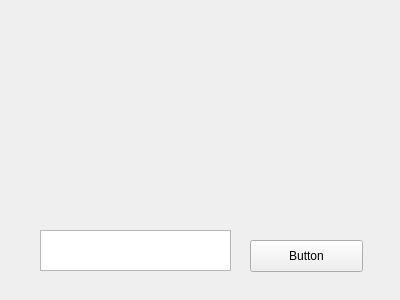
This is ntiss.ui in ezreal-org/XcodeGo as Qt 5 draws it before an edit. The edited form follows.
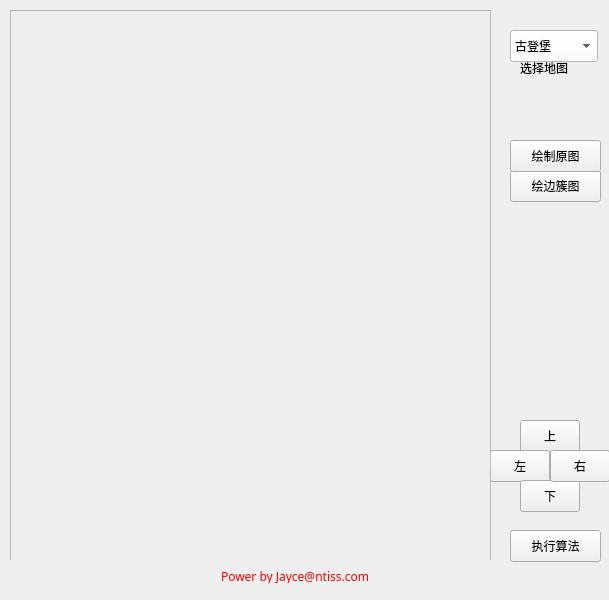
This is the edited form. Custom widgets are drawn as their Qt base class.

Patch:
```diff
--- a/ntiss.ui
+++ b/ntiss.ui
@@ -6,58 +6,1089 @@
    <rect>
     <x>0</x>
     <y>0</y>
-    <width>400</width>
-    <height>300</height>
+    <width>609</width>
+    <height>600</height>
    </rect>
   </property>
+  <property name="palette">
+   <palette>
+    <active>
+     <colorrole role="Text">
+      <brush brushstyle="SolidPattern">
+       <color alpha="255">
+        <red>255</red>
+        <green>0</green>
+        <blue>0</blue>
+       </color>
+      </brush>
+     </colorrole>
+    </active>
+    <inactive>
+     <colorrole role="Text">
+      <brush brushstyle="SolidPattern">
+       <color alpha="255">
+        <red>255</red>
+        <green>0</green>
+        <blue>0</blue>
+       </color>
+      </brush>
+     </colorrole>
+    </inactive>
+    <disabled>
+     <colorrole role="Text">
+      <brush brushstyle="SolidPattern">
+       <color alpha="255">
+        <red>127</red>
+        <green>127</green>
+        <blue>127</blue>
+       </color>
+      </brush>
+     </colorrole>
+    </disabled>
+   </palette>
+  </property>
   <property name="windowTitle">
-   <string>ntiss</string>
+   <string>graph_simulator</string>
+  </property>
+  <property name="toolButtonStyle">
+   <enum>Qt::ToolButtonTextOnly</enum>
+  </property>
+  <property name="tabShape">
+   <enum>QTabWidget::Rounded</enum>
   </property>
   <widget class="QWidget" name="centralWidget">
    <widget class="QPushButton" name="pushButton">
     <property name="geometry">
      <rect>
-      <x>250</x>
-      <y>240</y>
-      <width>113</width>
+      <x>510</x>
+      <y>530</y>
+      <width>91</width>
       <height>32</height>
      </rect>
     </property>
     <property name="text">
-     <string>Button</string>
+     <string>执行算法</string>
     </property>
    </widget>
-   <widget class="QPlainTextEdit" name="plainTextEdit">
+   <widget class="Frame_Painter" name="widget">
     <property name="geometry">
      <rect>
-      <x>40</x>
-      <y>230</y>
-      <width>191</width>
-      <height>41</height>
+      <x>10</x>
+      <y>10</y>
+      <width>481</width>
+      <height>550</height>
      </rect>
     </property>
-    <property name="verticalScrollBarPolicy">
-     <enum>Qt::ScrollBarAlwaysOff</enum>
+    <property name="frameShape">
+     <enum>QFrame::NoFrame</enum>
     </property>
+    <property name="frameShadow">
+     <enum>QFrame::Plain</enum>
+    </property>
+    <property name="midLineWidth">
+     <number>1</number>
+    </property>
+    <widget class="QFrame" name="widget_2">
+     <property name="geometry">
+      <rect>
+       <x>0</x>
+       <y>0</y>
+       <width>481</width>
+       <height>551</height>
+      </rect>
+     </property>
+     <property name="frameShape">
+      <enum>QFrame::StyledPanel</enum>
+     </property>
+     <property name="frameShadow">
+      <enum>QFrame::Plain</enum>
+     </property>
+     <property name="midLineWidth">
+      <number>1</number>
+     </property>
+    </widget>
    </widget>
-   <widget class="Widget_Painter" name="widget" native="true">
+   <widget class="QPushButton" name="pushButton_6">
     <property name="geometry">
      <rect>
-      <x>29</x>
-      <y>19</y>
-      <width>341</width>
-      <height>191</height>
+      <x>520</x>
+      <y>420</y>
+      <width>60</width>
+      <height>32</height>
      </rect>
     </property>
+    <property name="text">
+     <string>上</string>
+    </property>
    </widget>
+   <widget class="QPushButton" name="pushButton_7">
+    <property name="geometry">
+     <rect>
+      <x>490</x>
+      <y>450</y>
+      <width>60</width>
+      <height>32</height>
+     </rect>
+    </property>
+    <property name="text">
+     <string>左</string>
+    </property>
+   </widget>
+   <widget class="QPushButton" name="pushButton_2">
+    <property name="geometry">
+     <rect>
+      <x>520</x>
+      <y>480</y>
+      <width>60</width>
+      <height>32</height>
+     </rect>
+    </property>
+    <property name="text">
+     <string>下</string>
+    </property>
+   </widget>
+   <widget class="QPushButton" name="pushButton_3">
+    <property name="geometry">
+     <rect>
+      <x>550</x>
+      <y>450</y>
+      <width>60</width>
+      <height>32</height>
+     </rect>
+    </property>
+    <property name="text">
+     <string>右</string>
+    </property>
+   </widget>
+   <widget class="QPushButton" name="btn_draw_ec">
+    <property name="geometry">
+     <rect>
+      <x>510</x>
+      <y>170</y>
+      <width>91</width>
+      <height>32</height>
+     </rect>
+    </property>
+    <property name="text">
+     <string>绘边簇图</string>
+    </property>
+   </widget>
+   <widget class="QPushButton" name="btn_draw_src">
+    <property name="geometry">
+     <rect>
+      <x>510</x>
+      <y>140</y>
+      <width>91</width>
+      <height>32</height>
+     </rect>
+    </property>
+    <property name="text">
+     <string>绘制原图</string>
+    </property>
+   </widget>
+   <widget class="QComboBox" name="comboBox">
+    <property name="geometry">
+     <rect>
+      <x>510</x>
+      <y>30</y>
+      <width>88</width>
+      <height>32</height>
+     </rect>
+    </property>
+    <property name="palette">
+     <palette>
+      <active>
+       <colorrole role="WindowText">
+        <brush brushstyle="SolidPattern">
+         <color alpha="255">
+          <red>0</red>
+          <green>0</green>
+          <blue>0</blue>
+         </color>
+        </brush>
+       </colorrole>
+       <colorrole role="Button">
+        <brush brushstyle="SolidPattern">
+         <color alpha="255">
+          <red>255</red>
+          <green>255</green>
+          <blue>255</blue>
+         </color>
+        </brush>
+       </colorrole>
+       <colorrole role="Light">
+        <brush brushstyle="SolidPattern">
+         <color alpha="255">
+          <red>255</red>
+          <green>255</green>
+          <blue>255</blue>
+         </color>
+        </brush>
+       </colorrole>
+       <colorrole role="Midlight">
+        <brush brushstyle="SolidPattern">
+         <color alpha="255">
+          <red>255</red>
+          <green>255</green>
+          <blue>255</blue>
+         </color>
+        </brush>
+       </colorrole>
+       <colorrole role="Dark">
+        <brush brushstyle="SolidPattern">
+         <color alpha="255">
+          <red>127</red>
+          <green>127</green>
+          <blue>127</blue>
+         </color>
+        </brush>
+       </colorrole>
+       <colorrole role="Mid">
+        <brush brushstyle="SolidPattern">
+         <color alpha="255">
+          <red>170</red>
+          <green>170</green>
+          <blue>170</blue>
+         </color>
+        </brush>
+       </colorrole>
+       <colorrole role="Text">
+        <brush brushstyle="SolidPattern">
+         <color alpha="255">
+          <red>0</red>
+          <green>0</green>
+          <blue>0</blue>
+         </color>
+        </brush>
+       </colorrole>
+       <colorrole role="BrightText">
+        <brush brushstyle="SolidPattern">
+         <color alpha="255">
+          <red>255</red>
+          <green>255</green>
+          <blue>255</blue>
+         </color>
+        </brush>
+       </colorrole>
+       <colorrole role="ButtonText">
+        <brush brushstyle="SolidPattern">
+         <color alpha="255">
+          <red>0</red>
+          <green>0</green>
+          <blue>0</blue>
+         </color>
+        </brush>
+       </colorrole>
+       <colorrole role="Base">
+        <brush brushstyle="SolidPattern">
+         <color alpha="255">
+          <red>255</red>
+          <green>255</green>
+          <blue>255</blue>
+         </color>
+        </brush>
+       </colorrole>
+       <colorrole role="Window">
+        <brush brushstyle="SolidPattern">
+         <color alpha="255">
+          <red>255</red>
+          <green>255</green>
+          <blue>255</blue>
+         </color>
+        </brush>
+       </colorrole>
+       <colorrole role="Shadow">
+        <brush brushstyle="SolidPattern">
+         <color alpha="255">
+          <red>0</red>
+          <green>0</green>
+          <blue>0</blue>
+         </color>
+        </brush>
+       </colorrole>
+       <colorrole role="AlternateBase">
+        <brush brushstyle="SolidPattern">
+         <color alpha="255">
+          <red>255</red>
+          <green>255</green>
+          <blue>255</blue>
+         </color>
+        </brush>
+       </colorrole>
+       <colorrole role="ToolTipBase">
+        <brush brushstyle="SolidPattern">
+         <color alpha="255">
+          <red>255</red>
+          <green>255</green>
+          <blue>220</blue>
+         </color>
+        </brush>
+       </colorrole>
+       <colorrole role="ToolTipText">
+        <brush brushstyle="SolidPattern">
+         <color alpha="255">
+          <red>0</red>
+          <green>0</green>
+          <blue>0</blue>
+         </color>
+        </brush>
+       </colorrole>
+      </active>
+      <inactive>
+       <colorrole role="WindowText">
+        <brush brushstyle="SolidPattern">
+         <color alpha="255">
+          <red>0</red>
+          <green>0</green>
+          <blue>0</blue>
+         </color>
+        </brush>
+       </colorrole>
+       <colorrole role="Button">
+        <brush brushstyle="SolidPattern">
+         <color alpha="255">
+          <red>255</red>
+          <green>255</green>
+          <blue>255</blue>
+         </color>
+        </brush>
+       </colorrole>
+       <colorrole role="Light">
+        <brush brushstyle="SolidPattern">
+         <color alpha="255">
+          <red>255</red>
+          <green>255</green>
+          <blue>255</blue>
+         </color>
+        </brush>
+       </colorrole>
+       <colorrole role="Midlight">
+        <brush brushstyle="SolidPattern">
+         <color alpha="255">
+          <red>255</red>
+          <green>255</green>
+          <blue>255</blue>
+         </color>
+        </brush>
+       </colorrole>
+       <colorrole role="Dark">
+        <brush brushstyle="SolidPattern">
+         <color alpha="255">
+          <red>127</red>
+          <green>127</green>
+          <blue>127</blue>
+         </color>
+        </brush>
+       </colorrole>
+       <colorrole role="Mid">
+        <brush brushstyle="SolidPattern">
+         <color alpha="255">
+          <red>170</red>
+          <green>170</green>
+          <blue>170</blue>
+         </color>
+        </brush>
+       </colorrole>
+       <colorrole role="Text">
+        <brush brushstyle="SolidPattern">
+         <color alpha="255">
+          <red>0</red>
+          <green>0</green>
+          <blue>0</blue>
+         </color>
+        </brush>
+       </colorrole>
+       <colorrole role="BrightText">
+        <brush brushstyle="SolidPattern">
+         <color alpha="255">
+          <red>255</red>
+          <green>255</green>
+          <blue>255</blue>
+         </color>
+        </brush>
+       </colorrole>
+       <colorrole role="ButtonText">
+        <brush brushstyle="SolidPattern">
+         <color alpha="255">
+          <red>0</red>
+          <green>0</green>
+          <blue>0</blue>
+         </color>
+        </brush>
+       </colorrole>
+       <colorrole role="Base">
+        <brush brushstyle="SolidPattern">
+         <color alpha="255">
+          <red>255</red>
+          <green>255</green>
+          <blue>255</blue>
+         </color>
+        </brush>
+       </colorrole>
+       <colorrole role="Window">
+        <brush brushstyle="SolidPattern">
+         <color alpha="255">
+          <red>255</red>
+          <green>255</green>
+          <blue>255</blue>
+         </color>
+        </brush>
+       </colorrole>
+       <colorrole role="Shadow">
+        <brush brushstyle="SolidPattern">
+         <color alpha="255">
+          <red>0</red>
+          <green>0</green>
+          <blue>0</blue>
+         </color>
+        </brush>
+       </colorrole>
+       <colorrole role="AlternateBase">
+        <brush brushstyle="SolidPattern">
+         <color alpha="255">
+          <red>255</red>
+          <green>255</green>
+          <blue>255</blue>
+         </color>
+        </brush>
+       </colorrole>
+       <colorrole role="ToolTipBase">
+        <brush brushstyle="SolidPattern">
+         <color alpha="255">
+          <red>255</red>
+          <green>255</green>
+          <blue>220</blue>
+         </color>
+        </brush>
+       </colorrole>
+       <colorrole role="ToolTipText">
+        <brush brushstyle="SolidPattern">
+         <color alpha="255">
+          <red>0</red>
+          <green>0</green>
+          <blue>0</blue>
+         </color>
+        </brush>
+       </colorrole>
+      </inactive>
+      <disabled>
+       <colorrole role="WindowText">
+        <brush brushstyle="SolidPattern">
+         <color alpha="255">
+          <red>127</red>
+          <green>127</green>
+          <blue>127</blue>
+         </color>
+        </brush>
+       </colorrole>
+       <colorrole role="Button">
+        <brush brushstyle="SolidPattern">
+         <color alpha="255">
+          <red>255</red>
+          <green>255</green>
+          <blue>255</blue>
+         </color>
+        </brush>
+       </colorrole>
+       <colorrole role="Light">
+        <brush brushstyle="SolidPattern">
+         <color alpha="255">
+          <red>255</red>
+          <green>255</green>
+          <blue>255</blue>
+         </color>
+        </brush>
+       </colorrole>
+       <colorrole role="Midlight">
+        <brush brushstyle="SolidPattern">
+         <color alpha="255">
+          <red>255</red>
+          <green>255</green>
+          <blue>255</blue>
+         </color>
+        </brush>
+       </colorrole>
+       <colorrole role="Dark">
+        <brush brushstyle="SolidPattern">
+         <color alpha="255">
+          <red>127</red>
+          <green>127</green>
+          <blue>127</blue>
+         </color>
+        </brush>
+       </colorrole>
+       <colorrole role="Mid">
+        <brush brushstyle="SolidPattern">
+         <color alpha="255">
+          <red>170</red>
+          <green>170</green>
+          <blue>170</blue>
+         </color>
+        </brush>
+       </colorrole>
+       <colorrole role="Text">
+        <brush brushstyle="SolidPattern">
+         <color alpha="255">
+          <red>127</red>
+          <green>127</green>
+          <blue>127</blue>
+         </color>
+        </brush>
+       </colorrole>
+       <colorrole role="BrightText">
+        <brush brushstyle="SolidPattern">
+         <color alpha="255">
+          <red>255</red>
+          <green>255</green>
+          <blue>255</blue>
+         </color>
+        </brush>
+       </colorrole>
+       <colorrole role="ButtonText">
+        <brush brushstyle="SolidPattern">
+         <color alpha="255">
+          <red>127</red>
+          <green>127</green>
+          <blue>127</blue>
+         </color>
+        </brush>
+       </colorrole>
+       <colorrole role="Base">
+        <brush brushstyle="SolidPattern">
+         <color alpha="255">
+          <red>255</red>
+          <green>255</green>
+          <blue>255</blue>
+         </color>
+        </brush>
+       </colorrole>
+       <colorrole role="Window">
+        <brush brushstyle="SolidPattern">
+         <color alpha="255">
+          <red>255</red>
+          <green>255</green>
+          <blue>255</blue>
+         </color>
+        </brush>
+       </colorrole>
+       <colorrole role="Shadow">
+        <brush brushstyle="SolidPattern">
+         <color alpha="255">
+          <red>0</red>
+          <green>0</green>
+          <blue>0</blue>
+         </color>
+        </brush>
+       </colorrole>
+       <colorrole role="AlternateBase">
+        <brush brushstyle="SolidPattern">
+         <color alpha="255">
+          <red>255</red>
+          <green>255</green>
+          <blue>255</blue>
+         </color>
+        </brush>
+       </colorrole>
+       <colorrole role="ToolTipBase">
+        <brush brushstyle="SolidPattern">
+         <color alpha="255">
+          <red>255</red>
+          <green>255</green>
+          <blue>220</blue>
+         </color>
+        </brush>
+       </colorrole>
+       <colorrole role="ToolTipText">
+        <brush brushstyle="SolidPattern">
+         <color alpha="255">
+          <red>0</red>
+          <green>0</green>
+          <blue>0</blue>
+         </color>
+        </brush>
+       </colorrole>
+      </disabled>
+     </palette>
+    </property>
+    <item>
+     <property name="text">
+      <string>古登堡</string>
+     </property>
+    </item>
+    <item>
+     <property name="text">
+      <string>旧金山</string>
+     </property>
+    </item>
+   </widget>
+   <widget class="QLabel" name="label">
+    <property name="geometry">
+     <rect>
+      <x>520</x>
+      <y>60</y>
+      <width>60</width>
+      <height>16</height>
+     </rect>
+    </property>
+    <property name="text">
+     <string>选择地图</string>
+    </property>
+   </widget>
+   <widget class="QLabel" name="label_2">
+    <property name="geometry">
+     <rect>
+      <x>210</x>
+      <y>570</y>
+      <width>170</width>
+      <height>13</height>
+     </rect>
+    </property>
+    <property name="palette">
+     <palette>
+      <active>
+       <colorrole role="WindowText">
+        <brush brushstyle="SolidPattern">
+         <color alpha="255">
+          <red>255</red>
+          <green>0</green>
+          <blue>0</blue>
+         </color>
+        </brush>
+       </colorrole>
+       <colorrole role="Button">
+        <brush brushstyle="SolidPattern">
+         <color alpha="255">
+          <red>0</red>
+          <green>0</green>
+          <blue>0</blue>
+         </color>
+        </brush>
+       </colorrole>
+       <colorrole role="Light">
+        <brush brushstyle="SolidPattern">
+         <color alpha="255">
+          <red>0</red>
+          <green>0</green>
+          <blue>0</blue>
+         </color>
+        </brush>
+       </colorrole>
+       <colorrole role="Midlight">
+        <brush brushstyle="SolidPattern">
+         <color alpha="255">
+          <red>0</red>
+          <green>0</green>
+          <blue>0</blue>
+         </color>
+        </brush>
+       </colorrole>
+       <colorrole role="Dark">
+        <brush brushstyle="SolidPattern">
+         <color alpha="255">
+          <red>0</red>
+          <green>0</green>
+          <blue>0</blue>
+         </color>
+        </brush>
+       </colorrole>
+       <colorrole role="Mid">
+        <brush brushstyle="SolidPattern">
+         <color alpha="255">
+          <red>0</red>
+          <green>0</green>
+          <blue>0</blue>
+         </color>
+        </brush>
+       </colorrole>
+       <colorrole role="Text">
+        <brush brushstyle="SolidPattern">
+         <color alpha="255">
+          <red>255</red>
+          <green>255</green>
+          <blue>255</blue>
+         </color>
+        </brush>
+       </colorrole>
+       <colorrole role="BrightText">
+        <brush brushstyle="SolidPattern">
+         <color alpha="255">
+          <red>255</red>
+          <green>255</green>
+          <blue>255</blue>
+         </color>
+        </brush>
+       </colorrole>
+       <colorrole role="ButtonText">
+        <brush brushstyle="SolidPattern">
+         <color alpha="255">
+          <red>255</red>
+          <green>255</green>
+          <blue>255</blue>
+         </color>
+        </brush>
+       </colorrole>
+       <colorrole role="Base">
+        <brush brushstyle="SolidPattern">
+         <color alpha="255">
+          <red>0</red>
+          <green>0</green>
+          <blue>0</blue>
+         </color>
+        </brush>
+       </colorrole>
+       <colorrole role="Window">
+        <brush brushstyle="SolidPattern">
+         <color alpha="255">
+          <red>0</red>
+          <green>0</green>
+          <blue>0</blue>
+         </color>
+        </brush>
+       </colorrole>
+       <colorrole role="Shadow">
+        <brush brushstyle="SolidPattern">
+         <color alpha="255">
+          <red>0</red>
+          <green>0</green>
+          <blue>0</blue>
+         </color>
+        </brush>
+       </colorrole>
+       <colorrole role="AlternateBase">
+        <brush brushstyle="SolidPattern">
+         <color alpha="255">
+          <red>0</red>
+          <green>0</green>
+          <blue>0</blue>
+         </color>
+        </brush>
+       </colorrole>
+       <colorrole role="ToolTipBase">
+        <brush brushstyle="SolidPattern">
+         <color alpha="255">
+          <red>255</red>
+          <green>255</green>
+          <blue>220</blue>
+         </color>
+        </brush>
+       </colorrole>
+       <colorrole role="ToolTipText">
+        <brush brushstyle="SolidPattern">
+         <color alpha="255">
+          <red>0</red>
+          <green>0</green>
+          <blue>0</blue>
+         </color>
+        </brush>
+       </colorrole>
+      </active>
+      <inactive>
+       <colorrole role="WindowText">
+        <brush brushstyle="SolidPattern">
+         <color alpha="255">
+          <red>255</red>
+          <green>0</green>
+          <blue>0</blue>
+         </color>
+        </brush>
+       </colorrole>
+       <colorrole role="Button">
+        <brush brushstyle="SolidPattern">
+         <color alpha="255">
+          <red>0</red>
+          <green>0</green>
+          <blue>0</blue>
+         </color>
+        </brush>
+       </colorrole>
+       <colorrole role="Light">
+        <brush brushstyle="SolidPattern">
+         <color alpha="255">
+          <red>0</red>
+          <green>0</green>
+          <blue>0</blue>
+         </color>
+        </brush>
+       </colorrole>
+       <colorrole role="Midlight">
+        <brush brushstyle="SolidPattern">
+         <color alpha="255">
+          <red>0</red>
+          <green>0</green>
+          <blue>0</blue>
+         </color>
+        </brush>
+       </colorrole>
+       <colorrole role="Dark">
+        <brush brushstyle="SolidPattern">
+         <color alpha="255">
+          <red>0</red>
+          <green>0</green>
+          <blue>0</blue>
+         </color>
+        </brush>
+       </colorrole>
+       <colorrole role="Mid">
+        <brush brushstyle="SolidPattern">
+         <color alpha="255">
+          <red>0</red>
+          <green>0</green>
+          <blue>0</blue>
+         </color>
+        </brush>
+       </colorrole>
+       <colorrole role="Text">
+        <brush brushstyle="SolidPattern">
+         <color alpha="255">
+          <red>255</red>
+          <green>255</green>
+          <blue>255</blue>
+         </color>
+        </brush>
+       </colorrole>
+       <colorrole role="BrightText">
+        <brush brushstyle="SolidPattern">
+         <color alpha="255">
+          <red>255</red>
+          <green>255</green>
+          <blue>255</blue>
+         </color>
+        </brush>
+       </colorrole>
+       <colorrole role="ButtonText">
+        <brush brushstyle="SolidPattern">
+         <color alpha="255">
+          <red>255</red>
+          <green>255</green>
+          <blue>255</blue>
+         </color>
+        </brush>
+       </colorrole>
+       <colorrole role="Base">
+        <brush brushstyle="SolidPattern">
+         <color alpha="255">
+          <red>0</red>
+          <green>0</green>
+          <blue>0</blue>
+         </color>
+        </brush>
+       </colorrole>
+       <colorrole role="Window">
+        <brush brushstyle="SolidPattern">
+         <color alpha="255">
+          <red>0</red>
+          <green>0</green>
+          <blue>0</blue>
+         </color>
+        </brush>
+       </colorrole>
+       <colorrole role="Shadow">
+        <brush brushstyle="SolidPattern">
+         <color alpha="255">
+          <red>0</red>
+          <green>0</green>
+          <blue>0</blue>
+         </color>
+        </brush>
+       </colorrole>
+       <colorrole role="AlternateBase">
+        <brush brushstyle="SolidPattern">
+         <color alpha="255">
+          <red>0</red>
+          <green>0</green>
+          <blue>0</blue>
+         </color>
+        </brush>
+       </colorrole>
+       <colorrole role="ToolTipBase">
+        <brush brushstyle="SolidPattern">
+         <color alpha="255">
+          <red>255</red>
+          <green>255</green>
+          <blue>220</blue>
+         </color>
+        </brush>
+       </colorrole>
+       <colorrole role="ToolTipText">
+        <brush brushstyle="SolidPattern">
+         <color alpha="255">
+          <red>0</red>
+          <green>0</green>
+          <blue>0</blue>
+         </color>
+        </brush>
+       </colorrole>
+      </inactive>
+      <disabled>
+       <colorrole role="WindowText">
+        <brush brushstyle="SolidPattern">
+         <color alpha="255">
+          <red>0</red>
+          <green>0</green>
+          <blue>0</blue>
+         </color>
+        </brush>
+       </colorrole>
+       <colorrole role="Button">
+        <brush brushstyle="SolidPattern">
+         <color alpha="255">
+          <red>0</red>
+          <green>0</green>
+          <blue>0</blue>
+         </color>
+        </brush>
+       </colorrole>
+       <colorrole role="Light">
+        <brush brushstyle="SolidPattern">
+         <color alpha="255">
+          <red>0</red>
+          <green>0</green>
+          <blue>0</blue>
+         </color>
+        </brush>
+       </colorrole>
+       <colorrole role="Midlight">
+        <brush brushstyle="SolidPattern">
+         <color alpha="255">
+          <red>0</red>
+          <green>0</green>
+          <blue>0</blue>
+         </color>
+        </brush>
+       </colorrole>
+       <colorrole role="Dark">
+        <brush brushstyle="SolidPattern">
+         <color alpha="255">
+          <red>0</red>
+          <green>0</green>
+          <blue>0</blue>
+         </color>
+        </brush>
+       </colorrole>
+       <colorrole role="Mid">
+        <brush brushstyle="SolidPattern">
+         <color alpha="255">
+          <red>0</red>
+          <green>0</green>
+          <blue>0</blue>
+         </color>
+        </brush>
+       </colorrole>
+       <colorrole role="Text">
+        <brush brushstyle="SolidPattern">
+         <color alpha="255">
+          <red>0</red>
+          <green>0</green>
+          <blue>0</blue>
+         </color>
+        </brush>
+       </colorrole>
+       <colorrole role="BrightText">
+        <brush brushstyle="SolidPattern">
+         <color alpha="255">
+          <red>255</red>
+          <green>255</green>
+          <blue>255</blue>
+         </color>
+        </brush>
+       </colorrole>
+       <colorrole role="ButtonText">
+        <brush brushstyle="SolidPattern">
+         <color alpha="255">
+          <red>0</red>
+          <green>0</green>
+          <blue>0</blue>
+         </color>
+        </brush>
+       </colorrole>
+       <colorrole role="Base">
+        <brush brushstyle="SolidPattern">
+         <color alpha="255">
+          <red>0</red>
+          <green>0</green>
+          <blue>0</blue>
+         </color>
+        </brush>
+       </colorrole>
+       <colorrole role="Window">
+        <brush brushstyle="SolidPattern">
+         <color alpha="255">
+          <red>0</red>
+          <green>0</green>
+          <blue>0</blue>
+         </color>
+        </brush>
+       </colorrole>
+       <colorrole role="Shadow">
+        <brush brushstyle="SolidPattern">
+         <color alpha="255">
+          <red>0</red>
+          <green>0</green>
+          <blue>0</blue>
+         </color>
+        </brush>
+       </colorrole>
+       <colorrole role="AlternateBase">
+        <brush brushstyle="SolidPattern">
+         <color alpha="255">
+          <red>0</red>
+          <green>0</green>
+          <blue>0</blue>
+         </color>
+        </brush>
+       </colorrole>
+       <colorrole role="ToolTipBase">
+        <brush brushstyle="SolidPattern">
+         <color alpha="255">
+          <red>255</red>
+          <green>255</green>
+          <blue>220</blue>
+         </color>
+        </brush>
+       </colorrole>
+       <colorrole role="ToolTipText">
+        <brush brushstyle="SolidPattern">
+         <color alpha="255">
+          <red>0</red>
+          <green>0</green>
+          <blue>0</blue>
+         </color>
+        </brush>
+       </colorrole>
+      </disabled>
+     </palette>
+    </property>
+    <property name="font">
+     <font>
+      <family>STHeiti</family>
+     </font>
+    </property>
+    <property name="text">
+     <string>Power by Jayce@ntiss.com</string>
+    </property>
+    <property name="alignment">
+     <set>Qt::AlignCenter</set>
+    </property>
+   </widget>
+   <zorder>pushButton</zorder>
+   <zorder>pushButton_6</zorder>
+   <zorder>pushButton_7</zorder>
+   <zorder>pushButton_2</zorder>
+   <zorder>pushButton_3</zorder>
+   <zorder>btn_draw_ec</zorder>
+   <zorder>btn_draw_src</zorder>
+   <zorder>widget</zorder>
+   <zorder>comboBox</zorder>
+   <zorder>label</zorder>
+   <zorder>label_2</zorder>
   </widget>
  </widget>
  <layoutdefault spacing="6" margin="11"/>
  <customwidgets>
   <customwidget>
-   <class>Widget_Painter</class>
-   <extends>QWidget</extends>
-   <header location="global">widget_painter.h</header>
+   <class>Frame_Painter</class>
+   <extends>QFrame</extends>
+   <header location="global">frame_painter.h</header>
    <container>1</container>
   </customwidget>
  </customwidgets>
```
